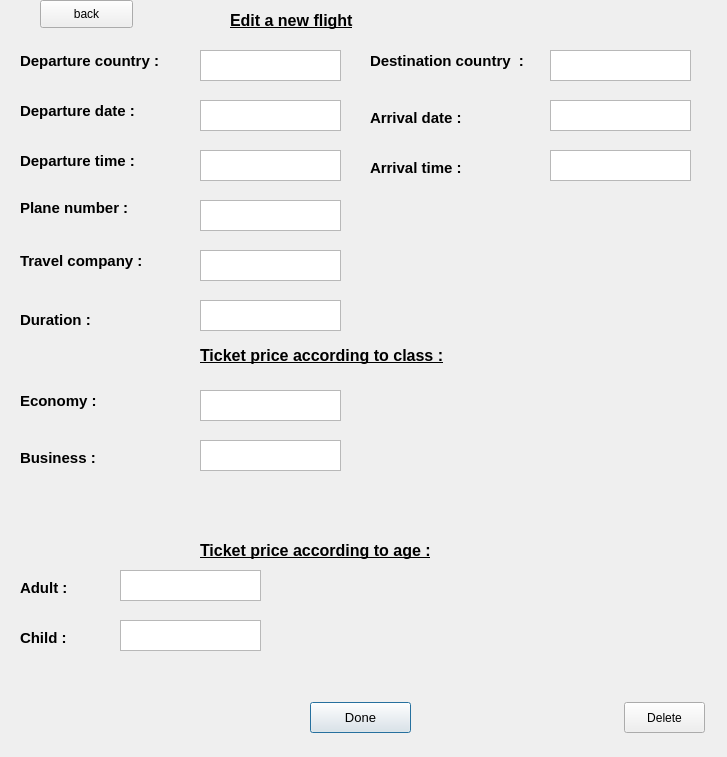
Abdelrahman-Shorim/FlightApp, file editanewflight.ui: the form before one commit.
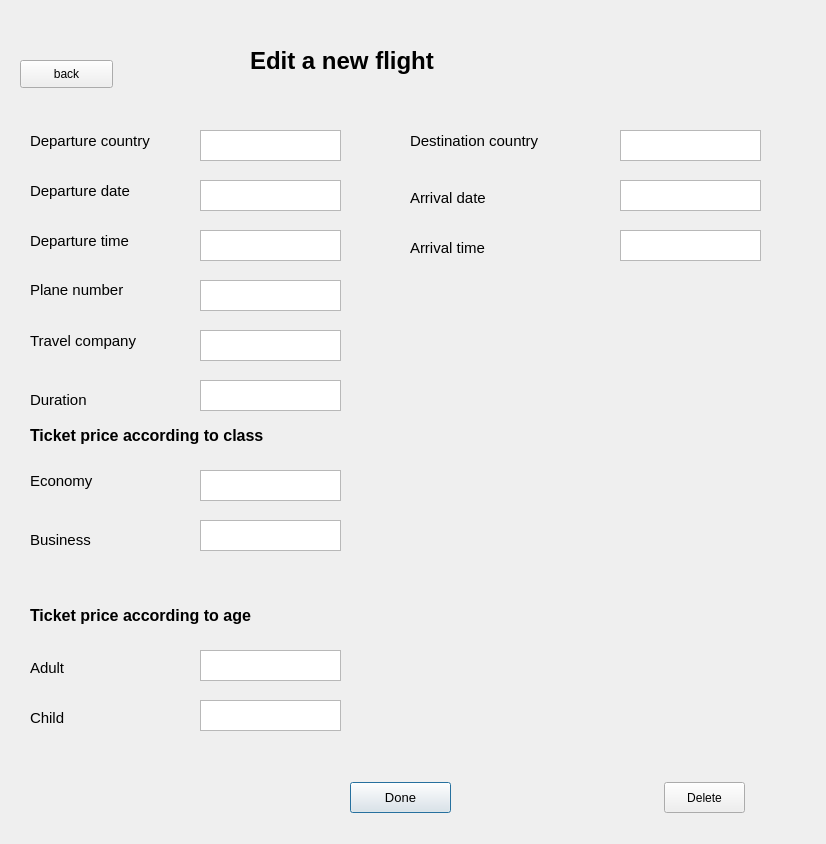
The form after the commit.

```diff
--- a/editanewflight.ui
+++ b/editanewflight.ui
@@ -6,8 +6,8 @@
    <rect>
     <x>0</x>
     <y>0</y>
-    <width>727</width>
-    <height>757</height>
+    <width>826</width>
+    <height>844</height>
    </rect>
   </property>
   <property name="windowTitle">
@@ -16,18 +16,18 @@
   <widget class="QLabel" name="label">
    <property name="geometry">
     <rect>
-     <x>230</x>
-     <y>10</y>
-     <width>141</width>
-     <height>21</height>
+     <x>250</x>
+     <y>40</y>
+     <width>281</width>
+     <height>41</height>
     </rect>
    </property>
    <property name="font">
     <font>
-     <pointsize>12</pointsize>
+     <pointsize>18</pointsize>
      <weight>75</weight>
      <bold>true</bold>
-     <underline>true</underline>
+     <underline>false</underline>
     </font>
    </property>
    <property name="text">
@@ -37,98 +37,116 @@
   <widget class="QLabel" name="label_2">
    <property name="geometry">
     <rect>
-     <x>370</x>
-     <y>50</y>
-     <width>171</width>
+     <x>410</x>
+     <y>130</y>
+     <width>221</width>
      <height>21</height>
     </rect>
    </property>
    <property name="font">
     <font>
      <pointsize>11</pointsize>
-     <weight>75</weight>
-     <bold>true</bold>
+     <weight>50</weight>
+     <bold>false</bold>
     </font>
    </property>
    <property name="text">
-    <string>Destination country  :</string>
+    <string>Destination country  </string>
    </property>
   </widget>
   <widget class="QTextEdit" name="depdate">
    <property name="geometry">
     <rect>
      <x>200</x>
-     <y>100</y>
+     <y>180</y>
      <width>141</width>
      <height>31</height>
     </rect>
    </property>
+   <property name="font">
+    <font>
+     <weight>50</weight>
+     <bold>false</bold>
+    </font>
+   </property>
   </widget>
   <widget class="QLabel" name="label_3">
    <property name="geometry">
     <rect>
-     <x>20</x>
-     <y>250</y>
-     <width>141</width>
+     <x>30</x>
+     <y>330</y>
+     <width>171</width>
      <height>21</height>
     </rect>
    </property>
    <property name="font">
     <font>
      <pointsize>11</pointsize>
-     <weight>75</weight>
-     <bold>true</bold>
+     <weight>50</weight>
+     <bold>false</bold>
     </font>
    </property>
    <property name="text">
-    <string>Travel company :</string>
+    <string>Travel company </string>
    </property>
   </widget>
   <widget class="QTextEdit" name="depcountry">
    <property name="geometry">
     <rect>
      <x>200</x>
-     <y>50</y>
+     <y>130</y>
      <width>141</width>
      <height>31</height>
     </rect>
    </property>
+   <property name="font">
+    <font>
+     <weight>50</weight>
+     <bold>false</bold>
+    </font>
+   </property>
   </widget>
   <widget class="QLabel" name="label_4">
    <property name="geometry">
     <rect>
-     <x>20</x>
-     <y>200</y>
-     <width>141</width>
-     <height>16</height>
+     <x>30</x>
+     <y>280</y>
+     <width>171</width>
+     <height>20</height>
     </rect>
    </property>
    <property name="font">
     <font>
      <pointsize>11</pointsize>
-     <weight>75</weight>
-     <bold>true</bold>
+     <weight>50</weight>
+     <bold>false</bold>
     </font>
    </property>
    <property name="text">
-    <string>Plane number :</string>
+    <string>Plane number </string>
    </property>
   </widget>
   <widget class="QTextEdit" name="deptime">
    <property name="geometry">
     <rect>
      <x>200</x>
-     <y>150</y>
+     <y>230</y>
      <width>141</width>
      <height>31</height>
     </rect>
    </property>
+   <property name="font">
+    <font>
+     <weight>50</weight>
+     <bold>false</bold>
+    </font>
+   </property>
   </widget>
   <widget class="QPushButton" name="add">
    <property name="geometry">
     <rect>
-     <x>310</x>
-     <y>702</y>
+     <x>350</x>
+     <y>782</y>
      <width>101</width>
      <height>31</height>
     </rect>
@@ -136,6 +154,8 @@
    <property name="font">
     <font>
      <pointsize>10</pointsize>
+     <weight>50</weight>
+     <bold>false</bold>
     </font>
    </property>
    <property name="text">
@@ -145,12 +165,18 @@
   <widget class="QPushButton" name="delete_2">
    <property name="geometry">
     <rect>
-     <x>624</x>
-     <y>702</y>
+     <x>664</x>
+     <y>782</y>
      <width>81</width>
      <height>31</height>
     </rect>
    </property>
+   <property name="font">
+    <font>
+     <weight>50</weight>
+     <bold>false</bold>
+    </font>
+   </property>
    <property name="text">
     <string>Delete</string>
    </property>
@@ -158,48 +184,48 @@
   <widget class="QLabel" name="label_5">
    <property name="geometry">
     <rect>
-     <x>20</x>
-     <y>390</y>
-     <width>121</width>
+     <x>30</x>
+     <y>470</y>
+     <width>151</width>
      <height>21</height>
     </rect>
    </property>
    <property name="font">
     <font>
      <pointsize>11</pointsize>
-     <weight>75</weight>
-     <bold>true</bold>
+     <weight>50</weight>
+     <bold>false</bold>
     </font>
    </property>
    <property name="text">
-    <string>Economy :</string>
+    <string>Economy </string>
    </property>
   </widget>
   <widget class="QLabel" name="label_6">
    <property name="geometry">
     <rect>
-     <x>370</x>
-     <y>160</y>
-     <width>101</width>
+     <x>410</x>
+     <y>240</y>
+     <width>141</width>
      <height>16</height>
     </rect>
    </property>
    <property name="font">
     <font>
      <pointsize>11</pointsize>
-     <weight>75</weight>
-     <bold>true</bold>
+     <weight>50</weight>
+     <bold>false</bold>
     </font>
    </property>
    <property name="text">
-    <string>Arrival time :</string>
+    <string>Arrival time </string>
    </property>
   </widget>
   <widget class="QLabel" name="label_7">
    <property name="geometry">
     <rect>
-     <x>370</x>
-     <y>110</y>
+     <x>410</x>
+     <y>190</y>
      <width>121</width>
      <height>16</height>
     </rect>
@@ -207,59 +233,59 @@
    <property name="font">
     <font>
      <pointsize>11</pointsize>
-     <weight>75</weight>
-     <bold>true</bold>
+     <weight>50</weight>
+     <bold>false</bold>
     </font>
    </property>
    <property name="text">
-    <string>Arrival date :</string>
+    <string>Arrival date </string>
    </property>
   </widget>
   <widget class="QLabel" name="label_8">
    <property name="geometry">
     <rect>
-     <x>20</x>
-     <y>150</y>
-     <width>161</width>
+     <x>30</x>
+     <y>230</y>
+     <width>191</width>
      <height>21</height>
     </rect>
    </property>
    <property name="font">
     <font>
      <pointsize>11</pointsize>
-     <weight>75</weight>
-     <bold>true</bold>
+     <weight>50</weight>
+     <bold>false</bold>
     </font>
    </property>
    <property name="text">
-    <string>Departure time :</string>
+    <string>Departure time </string>
    </property>
   </widget>
   <widget class="QLabel" name="label_9">
    <property name="geometry">
     <rect>
-     <x>20</x>
-     <y>310</y>
-     <width>141</width>
+     <x>30</x>
+     <y>390</y>
+     <width>171</width>
      <height>20</height>
     </rect>
    </property>
    <property name="font">
     <font>
      <pointsize>11</pointsize>
-     <weight>75</weight>
-     <bold>true</bold>
+     <weight>50</weight>
+     <bold>false</bold>
     </font>
    </property>
    <property name="text">
-    <string>Duration :</string>
+    <string>Duration </string>
    </property>
   </widget>
   <widget class="QLabel" name="label_10">
    <property name="geometry">
     <rect>
-     <x>200</x>
-     <y>340</y>
+     <x>30</x>
+     <y>420</y>
      <width>371</width>
      <height>31</height>
     </rect>
@@ -269,80 +295,80 @@
      <pointsize>12</pointsize>
      <weight>75</weight>
      <bold>true</bold>
-     <underline>true</underline>
+     <underline>false</underline>
     </font>
    </property>
    <property name="text">
-    <string>Ticket price according to class :</string>
+    <string>Ticket price according to class </string>
    </property>
   </widget>
   <widget class="QLabel" name="label_12">
    <property name="geometry">
     <rect>
-     <x>20</x>
-     <y>450</y>
-     <width>91</width>
-     <height>16</height>
+     <x>30</x>
+     <y>530</y>
+     <width>121</width>
+     <height>20</height>
     </rect>
    </property>
    <property name="font">
     <font>
      <pointsize>11</pointsize>
-     <weight>75</weight>
-     <bold>true</bold>
+     <weight>50</weight>
+     <bold>false</bold>
     </font>
    </property>
    <property name="text">
-    <string>Business :</string>
+    <string>Business </string>
    </property>
   </widget>
   <widget class="QLabel" name="label_13">
    <property name="geometry">
     <rect>
-     <x>20</x>
-     <y>50</y>
-     <width>161</width>
+     <x>30</x>
+     <y>130</y>
+     <width>191</width>
      <height>21</height>
     </rect>
    </property>
    <property name="font">
     <font>
      <pointsize>11</pointsize>
-     <weight>75</weight>
-     <bold>true</bold>
+     <weight>50</weight>
+     <bold>false</bold>
     </font>
    </property>
    <property name="text">
-    <string>Departure country :</string>
+    <string>Departure country </string>
    </property>
   </widget>
   <widget class="QLabel" name="label_14">
    <property name="geometry">
     <rect>
-     <x>20</x>
-     <y>100</y>
-     <width>141</width>
+     <x>30</x>
+     <y>180</y>
+     <width>171</width>
      <height>21</height>
     </rect>
    </property>
    <property name="font">
     <font>
      <pointsize>11</pointsize>
-     <weight>75</weight>
-     <bold>true</bold>
+     <weight>50</weight>
+     <bold>false</bold>
     </font>
    </property>
    <property name="text">
-    <string>Departure date :</string>
+    <string>Departure date </string>
    </property>
   </widget>
   <widget class="QLabel" name="label_15">
    <property name="geometry">
     <rect>
-     <x>200</x>
-     <y>540</y>
-     <width>261</width>
-     <height>21</height>
+     <x>30</x>
+     <y>590</y>
+     <width>331</width>
+     <height>51</height>
     </rect>
    </property>
    <property name="font">
@@ -350,18 +376,18 @@
      <pointsize>12</pointsize>
      <weight>75</weight>
      <bold>true</bold>
-     <underline>true</underline>
+     <underline>false</underline>
     </font>
    </property>
    <property name="text">
-    <string>Ticket price according to age :</string>
+    <string>Ticket price according to age </string>
    </property>
   </widget>
   <widget class="QLabel" name="label_16">
    <property name="geometry">
     <rect>
-     <x>20</x>
-     <y>580</y>
+     <x>30</x>
+     <y>660</y>
      <width>71</width>
      <height>16</height>
     </rect>
@@ -369,109 +395,163 @@
    <property name="font">
     <font>
      <pointsize>11</pointsize>
-     <weight>75</weight>
-     <bold>true</bold>
+     <weight>50</weight>
+     <bold>false</bold>
     </font>
    </property>
    <property name="text">
-    <string>Adult :</string>
+    <string>Adult </string>
    </property>
   </widget>
   <widget class="QTextEdit" name="travelcompany">
    <property name="geometry">
     <rect>
      <x>200</x>
-     <y>250</y>
+     <y>330</y>
      <width>141</width>
      <height>31</height>
     </rect>
    </property>
+   <property name="font">
+    <font>
+     <weight>50</weight>
+     <bold>false</bold>
+    </font>
+   </property>
   </widget>
   <widget class="QTextEdit" name="business">
    <property name="geometry">
     <rect>
      <x>200</x>
-     <y>440</y>
+     <y>520</y>
      <width>141</width>
      <height>31</height>
     </rect>
    </property>
+   <property name="font">
+    <font>
+     <weight>50</weight>
+     <bold>false</bold>
+    </font>
+   </property>
   </widget>
   <widget class="QTextEdit" name="planenumber">
    <property name="geometry">
     <rect>
      <x>200</x>
-     <y>200</y>
+     <y>280</y>
      <width>141</width>
      <height>31</height>
     </rect>
    </property>
+   <property name="font">
+    <font>
+     <weight>50</weight>
+     <bold>false</bold>
+    </font>
+   </property>
   </widget>
   <widget class="QTextEdit" name="duration">
    <property name="geometry">
     <rect>
      <x>200</x>
-     <y>300</y>
+     <y>380</y>
      <width>141</width>
      <height>31</height>
     </rect>
    </property>
+   <property name="font">
+    <font>
+     <weight>50</weight>
+     <bold>false</bold>
+    </font>
+   </property>
   </widget>
   <widget class="QTextEdit" name="adult">
    <property name="geometry">
     <rect>
-     <x>120</x>
-     <y>570</y>
+     <x>200</x>
+     <y>650</y>
      <width>141</width>
      <height>31</height>
     </rect>
    </property>
+   <property name="font">
+    <font>
+     <weight>50</weight>
+     <bold>false</bold>
+    </font>
+   </property>
   </widget>
   <widget class="QTextEdit" name="economy">
    <property name="geometry">
     <rect>
      <x>200</x>
-     <y>390</y>
+     <y>470</y>
      <width>141</width>
      <height>31</height>
     </rect>
    </property>
+   <property name="font">
+    <font>
+     <weight>50</weight>
+     <bold>false</bold>
+    </font>
+   </property>
   </widget>
   <widget class="QTextEdit" name="arrivaltime">
    <property name="geometry">
     <rect>
-     <x>550</x>
-     <y>150</y>
+     <x>620</x>
+     <y>230</y>
      <width>141</width>
      <height>31</height>
     </rect>
    </property>
+   <property name="font">
+    <font>
+     <weight>50</weight>
+     <bold>false</bold>
+    </font>
+   </property>
   </widget>
   <widget class="QTextEdit" name="destcountry">
    <property name="geometry">
     <rect>
-     <x>550</x>
-     <y>50</y>
+     <x>620</x>
+     <y>130</y>
      <width>141</width>
      <height>31</height>
     </rect>
    </property>
+   <property name="font">
+    <font>
+     <weight>50</weight>
+     <bold>false</bold>
+    </font>
+   </property>
   </widget>
   <widget class="QTextEdit" name="arrivaldate">
    <property name="geometry">
     <rect>
-     <x>550</x>
-     <y>100</y>
+     <x>620</x>
+     <y>180</y>
      <width>141</width>
      <height>31</height>
     </rect>
    </property>
+   <property name="font">
+    <font>
+     <weight>50</weight>
+     <bold>false</bold>
+    </font>
+   </property>
   </widget>
   <widget class="QLabel" name="label_17">
    <property name="geometry">
     <rect>
-     <x>20</x>
-     <y>630</y>
+     <x>30</x>
+     <y>710</y>
      <width>61</width>
      <height>16</height>
     </rect>
@@ -479,33 +559,45 @@
    <property name="font">
     <font>
      <pointsize>11</pointsize>
-     <weight>75</weight>
-     <bold>true</bold>
+     <weight>50</weight>
+     <bold>false</bold>
     </font>
    </property>
    <property name="text">
-    <string>Child :</string>
+    <string>Child </string>
    </property>
   </widget>
   <widget class="QTextEdit" name="child">
    <property name="geometry">
     <rect>
-     <x>120</x>
-     <y>620</y>
+     <x>200</x>
+     <y>700</y>
      <width>141</width>
      <height>31</height>
     </rect>
    </property>
+   <property name="font">
+    <font>
+     <weight>50</weight>
+     <bold>false</bold>
+    </font>
+   </property>
   </widget>
   <widget class="QPushButton" name="back">
    <property name="geometry">
     <rect>
-     <x>40</x>
-     <y>0</y>
+     <x>20</x>
+     <y>60</y>
      <width>93</width>
      <height>28</height>
     </rect>
    </property>
+   <property name="font">
+    <font>
+     <weight>50</weight>
+     <bold>false</bold>
+    </font>
+   </property>
    <property name="text">
     <string>back</string>
    </property>
```
